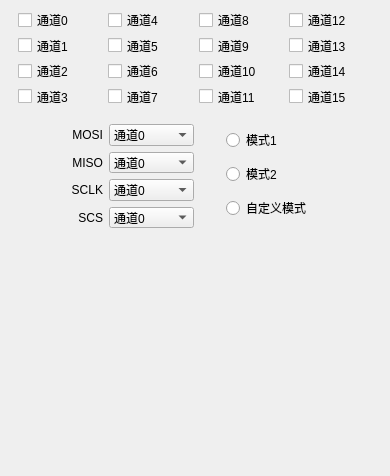
Before: the Qt Designer form TCLAutoTestTool/DialogSPISetting.ui in wlffeng2008/TCLAutoTest, drawn with Qt 5.
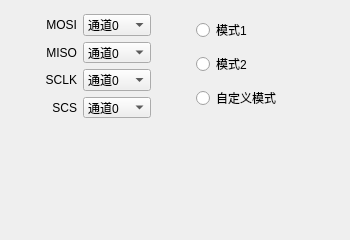
After: the same form once the commit is applied.

```diff
--- a/TCLAutoTestTool/DialogSPISetting.ui
+++ b/TCLAutoTestTool/DialogSPISetting.ui
@@ -6,19 +6,19 @@
    <rect>
     <x>0</x>
     <y>0</y>
-    <width>390</width>
-    <height>476</height>
+    <width>350</width>
+    <height>240</height>
    </rect>
   </property>
   <property name="windowTitle">
    <string>SPI数据采集设置</string>
   </property>
-  <widget class="QWidget" name="">
+  <widget class="QWidget" name="layoutWidget">
    <property name="geometry">
     <rect>
-     <x>17</x>
-     <y>124</y>
-     <width>177</width>
+     <x>16</x>
+     <y>14</y>
+     <width>135</width>
      <height>104</height>
     </rect>
    </property>
@@ -413,136 +413,12 @@
     </item>
    </layout>
   </widget>
-  <widget class="QWidget" name="">
+  <widget class="QWidget" name="layoutWidget">
    <property name="geometry">
     <rect>
-     <x>18</x>
-     <y>10</y>
-     <width>355</width>
-     <height>96</height>
-    </rect>
-   </property>
-   <layout class="QGridLayout" name="gridLayout_2">
-    <item row="0" column="0">
-     <widget class="QCheckBox" name="checkBox">
-      <property name="text">
-       <string>通道0</string>
-      </property>
-     </widget>
-    </item>
-    <item row="0" column="1">
-     <widget class="QCheckBox" name="checkBox_7">
-      <property name="text">
-       <string>通道4</string>
-      </property>
-     </widget>
-    </item>
-    <item row="0" column="2">
-     <widget class="QCheckBox" name="checkBox_12">
-      <property name="text">
-       <string>通道8</string>
-      </property>
-     </widget>
-    </item>
-    <item row="0" column="3">
-     <widget class="QCheckBox" name="checkBox_13">
-      <property name="text">
-       <string>通道12</string>
-      </property>
-     </widget>
-    </item>
-    <item row="1" column="0">
-     <widget class="QCheckBox" name="checkBox_2">
-      <property name="text">
-       <string>通道1</string>
-      </property>
-     </widget>
-    </item>
-    <item row="1" column="1">
-     <widget class="QCheckBox" name="checkBox_8">
-      <property name="text">
-       <string>通道5</string>
-      </property>
-     </widget>
-    </item>
-    <item row="1" column="2">
-     <widget class="QCheckBox" name="checkBox_9">
-      <property name="text">
-       <string>通道9</string>
-      </property>
-     </widget>
-    </item>
-    <item row="1" column="3">
-     <widget class="QCheckBox" name="checkBox_14">
-      <property name="text">
-       <string>通道13</string>
-      </property>
-     </widget>
-    </item>
-    <item row="2" column="0">
-     <widget class="QCheckBox" name="checkBox_3">
-      <property name="text">
-       <string>通道2</string>
-      </property>
-     </widget>
-    </item>
-    <item row="2" column="1">
-     <widget class="QCheckBox" name="checkBox_6">
-      <property name="text">
-       <string>通道6</string>
-      </property>
-     </widget>
-    </item>
-    <item row="2" column="2">
-     <widget class="QCheckBox" name="checkBox_10">
-      <property name="text">
-       <string>通道10</string>
-      </property>
-     </widget>
-    </item>
-    <item row="2" column="3">
-     <widget class="QCheckBox" name="checkBox_15">
-      <property name="text">
-       <string>通道14</string>
-      </property>
-     </widget>
-    </item>
-    <item row="3" column="0">
-     <widget class="QCheckBox" name="checkBox_4">
-      <property name="text">
-       <string>通道3</string>
-      </property>
-     </widget>
-    </item>
-    <item row="3" column="1">
-     <widget class="QCheckBox" name="checkBox_5">
-      <property name="text">
-       <string>通道7</string>
-      </property>
-     </widget>
-    </item>
-    <item row="3" column="2">
-     <widget class="QCheckBox" name="checkBox_11">
-      <property name="text">
-       <string>通道11</string>
-      </property>
-     </widget>
-    </item>
-    <item row="3" column="3">
-     <widget class="QCheckBox" name="checkBox_16">
-      <property name="text">
-       <string>通道15</string>
-      </property>
-     </widget>
-    </item>
-   </layout>
-  </widget>
-  <widget class="QWidget" name="">
-   <property name="geometry">
-    <rect>
-     <x>226</x>
-     <y>124</y>
-     <width>147</width>
+     <x>196</x>
+     <y>14</y>
+     <width>129</width>
      <height>101</height>
     </rect>
    </property>
```
